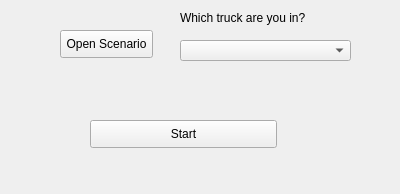
The window that SpatialDecision/spatial_decision_dockwidget_base.ui (LaurensJN/2016_Group09_Beaufort) describes before a commit, drawn with Qt 5.
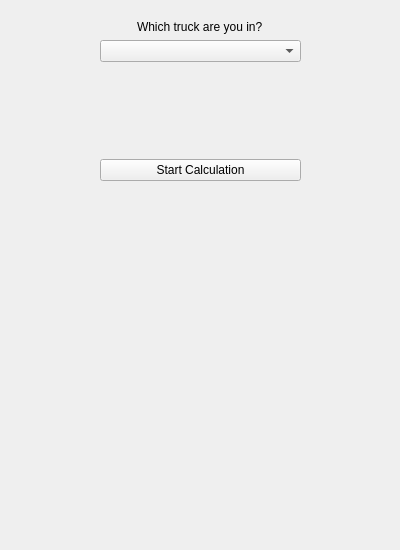
The same window after the commit. The open tabs and pages were chosen to show the change.

Patch:
```diff
--- a/SpatialDecision/spatial_decision_dockwidget_base.ui
+++ b/SpatialDecision/spatial_decision_dockwidget_base.ui
@@ -7,7 +7,7 @@
     <x>0</x>
     <y>0</y>
     <width>400</width>
-    <height>194</height>
+    <height>550</height>
    </rect>
   </property>
   <property name="maximumSize">
@@ -26,7 +26,7 @@
       <x>0</x>
       <y>0</y>
       <width>401</width>
-      <height>161</height>
+      <height>391</height>
      </rect>
     </property>
     <property name="maximumSize">
@@ -39,74 +39,78 @@
      <number>0</number>
     </property>
     <widget class="QWidget" name="page">
-     <widget class="QPushButton" name="shortestRouteButton">
+     <widget class="QWidget" name="verticalLayoutWidget">
       <property name="geometry">
        <rect>
-        <x>90</x>
-        <y>120</y>
-        <width>187</width>
-        <height>28</height>
+        <x>100</x>
+        <y>20</y>
+        <width>201</width>
+        <height>161</height>
        </rect>
       </property>
-      <property name="text">
-       <string>Start</string>
-      </property>
+      <layout class="QVBoxLayout" name="verticalLayout">
+       <item alignment="Qt::AlignHCenter">
+        <widget class="QLabel" name="Whichtrucklabel">
+         <property name="text">
+          <string>Which truck are you in?</string>
+         </property>
+        </widget>
+       </item>
+       <item>
+        <widget class="QComboBox" name="select_truck"/>
+       </item>
+       <item>
+        <spacer name="verticalSpacer">
+         <property name="orientation">
+          <enum>Qt::Vertical</enum>
+         </property>
+         <property name="sizeHint" stdset="0">
+          <size>
+           <width>20</width>
+           <height>40</height>
+          </size>
+         </property>
+        </spacer>
+       </item>
+       <item>
+        <widget class="QPushButton" name="shortestRouteButton">
+         <property name="text">
+          <string>Start Calculation</string>
+         </property>
+        </widget>
+       </item>
+      </layout>
      </widget>
-     <widget class="QComboBox" name="select_truck">
+    </widget>
+    <widget class="QWidget" name="page_3">
+     <widget class="QWidget" name="verticalLayoutWidget_2">
       <property name="geometry">
        <rect>
-        <x>180</x>
-        <y>40</y>
-        <width>171</width>
-        <height>21</height>
-       </rect>
-      </property>
-     </widget>
-     <widget class="QPushButton" name="openScenarioButton">
-      <property name="geometry">
-       <rect>
-        <x>60</x>
+        <x>10</x>
         <y>30</y>
-        <width>93</width>
-        <height>28</height>
+        <width>371</width>
+        <height>341</height>
        </rect>
       </property>
-      <property name="text">
-       <string>Open Scenario</string>
-      </property>
-     </widget>
-     <widget class="QLabel" name="Whichtrucklabel">
-      <property name="geometry">
-       <rect>
-        <x>180</x>
-        <y>10</y>
-        <width>171</width>
-        <height>16</height>
-       </rect>
-      </property>
-      <property name="text">
-       <string>Which truck are you in?</string>
-      </property>
-     </widget>
-     <widget class="QComboBox" name="selectAttributeCombo">
-      <property name="geometry">
-       <rect>
-        <x>110</x>
-        <y>360</y>
-        <width>244</width>
-        <height>22</height>
-       </rect>
-      </property>
-     </widget>
-     <widget class="QComboBox" name="selectLayerCombo">
-      <property name="geometry">
-       <rect>
-        <x>110</x>
-        <y>330</y>
-        <width>244</width>
-        <height>22</height>
-       </rect>
-      </property>
+      <layout class="QVBoxLayout" name="verticalLayout_2">
+       <item alignment="Qt::AlignHCenter|Qt::AlignVCenter">
+        <widget class="QLabel" name="label">
+         <property name="text">
+          <string>The following route is chosen because:</string>
+         </property>
+        </widget>
+       </item>
+       <item>
+        <widget class="QListView" name="RoadblockInfoList"/>
+       </item>
+       <item>
+        <widget class="QPushButton" name="StartDrivingButton">
+         <property name="text">
+          <string>Start Driving</string>
+         </property>
+        </widget>
+       </item>
+      </layout>
      </widget>
     </widget>
     <widget class="QWidget" name="page_2">
```
Left out of the diff: 80 changed lines with no effect on the pictures.
